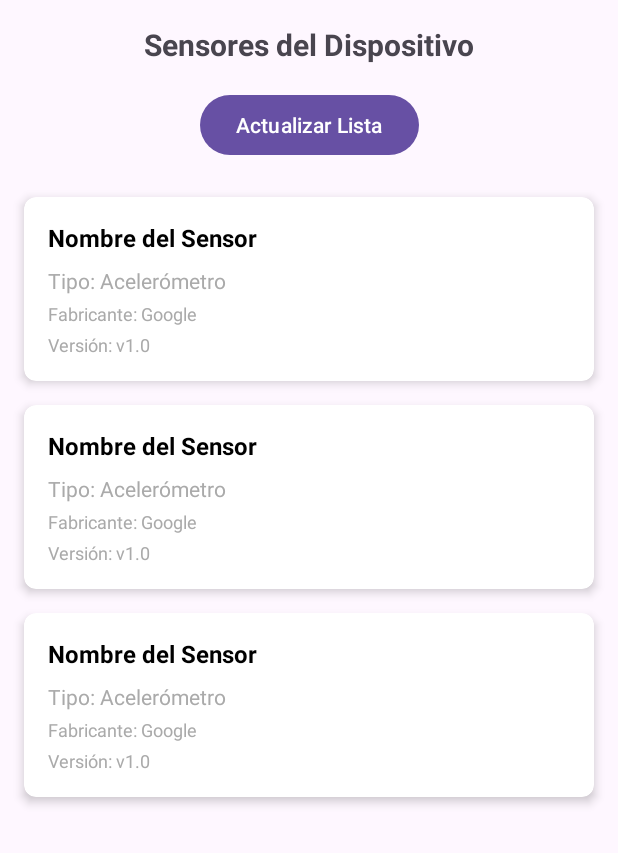
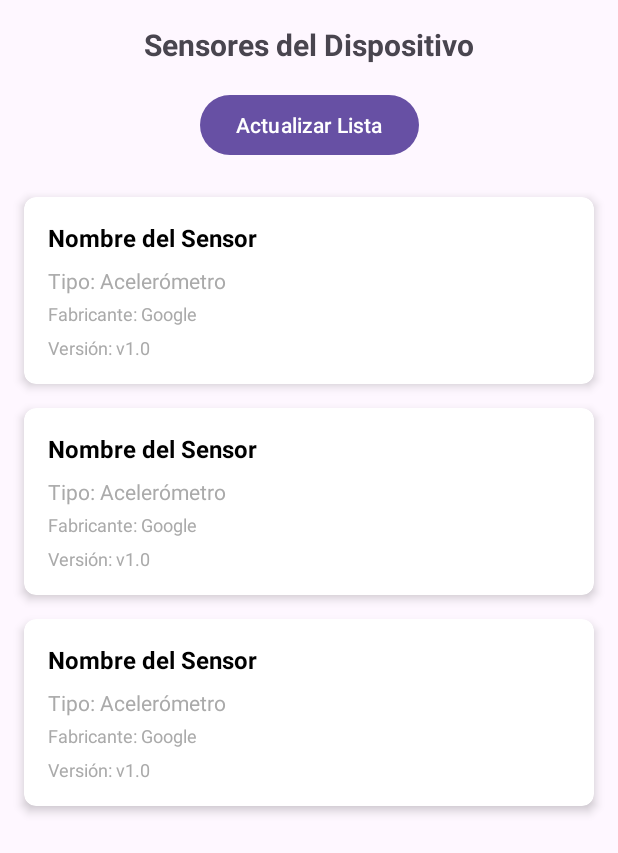
Before and after one commit to JosuePadillaUnivalle/ACMisSensores08Octubre, an Android app: the layout activity_main.xml on its own in the app's theme, with its tools: preview values and no code run, on a phone screen of 412 x 824 dp. Shown: the top 853 px of the screen. Run offline under Robolectric (Android 15) with nearby library versions, the phone set to English and light mode, and no system bars.

Commit message:
Ajuste: Mejorar visibilidad del 4to elemento en las cards

```diff
--- a/app/src/main/res/layout/item_sensor.xml
+++ b/app/src/main/res/layout/item_sensor.xml
@@ -51,7 +51,8 @@
             android:layout_height="wrap_content"
             android:text="Versión: v1.0"
             android:textColor="@android:color/darker_gray"
-            android:textSize="12sp" />
+            android:textSize="12sp"
+            android:layout_marginTop="2dp" />
 
     </LinearLayout>
 
```
Also changed, not shown: app/src/main/ic_launcher-playstore.png (added), app/src/main/res/mipmap-hdpi/ic_launcher_foreground.webp (added), app/src/main/res/mipmap-xxhdpi/ic_launcher_foreground.webp (added), app/src/main/res/mipmap-xxxhdpi/ic_launcher_foreground.webp (added).
